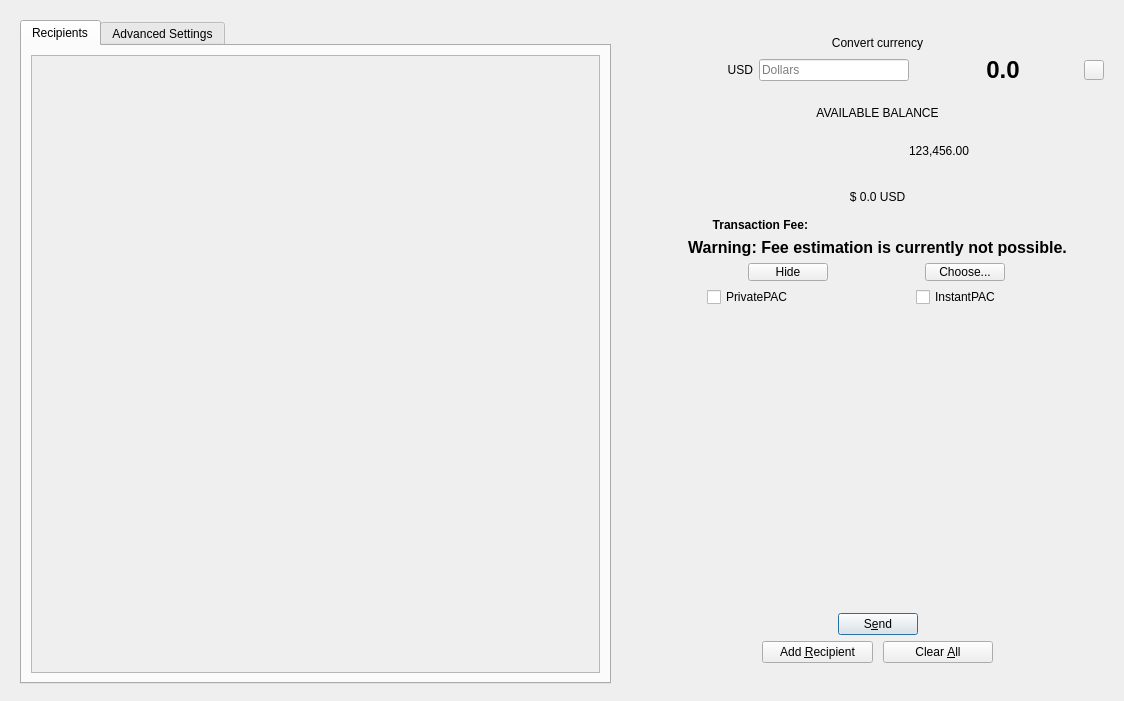
Old version of the form src/qt/forms/sendcoinsdialog.ui in the repository CryptoMx/PAC.
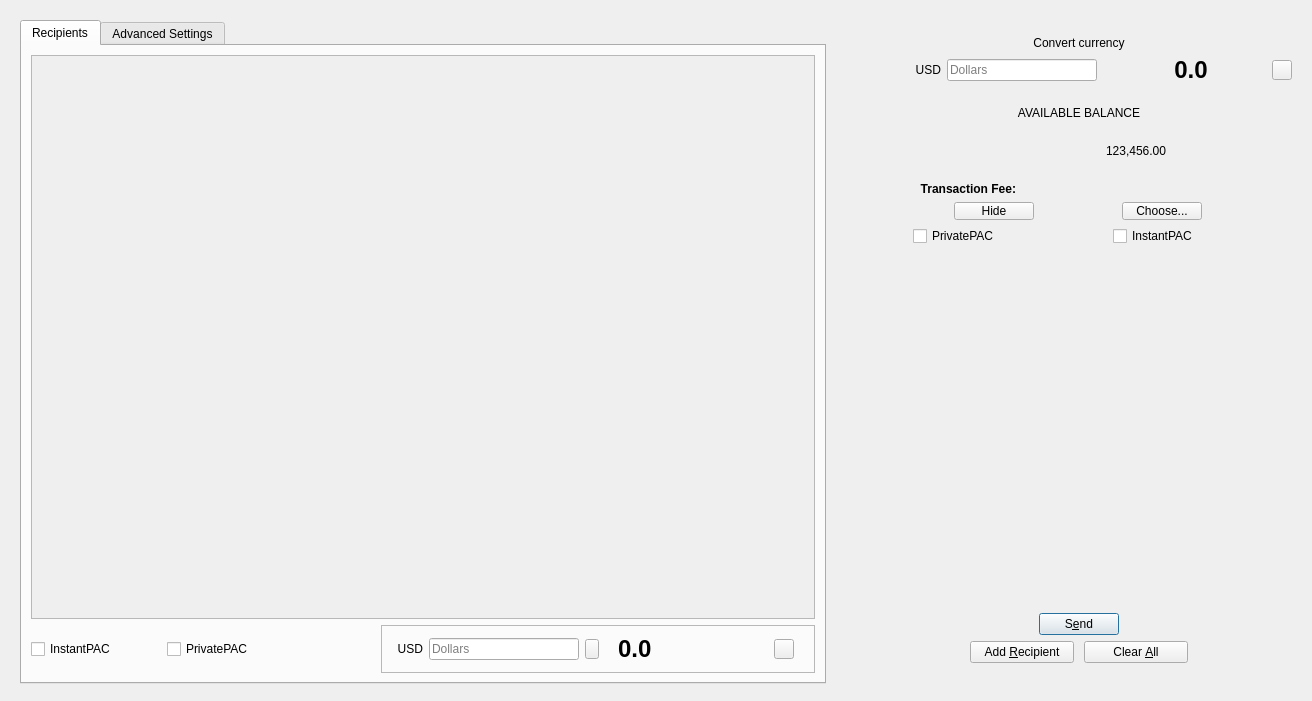
New version of the form. The open tabs and pages were chosen to show the change. Icons and pictures are not drawn. Custom widgets are drawn as their Qt base class.

Commit message:
Convert currency tool layout modified
Also copy converted pac button now it works.

Diff of the .ui file:
```diff
--- a/src/qt/forms/sendcoinsdialog.ui
+++ b/src/qt/forms/sendcoinsdialog.ui
@@ -6,7 +6,7 @@
    <rect>
     <x>0</x>
     <y>0</y>
-    <width>1124</width>
+    <width>1312</width>
     <height>701</height>
    </rect>
   </property>
@@ -66,8 +66,8 @@
                 <rect>
                  <x>0</x>
                  <y>0</y>
-                 <width>567</width>
-                 <height>614</height>
+                 <width>784</width>
+                 <height>562</height>
                 </rect>
                </property>
                <layout class="QVBoxLayout" name="verticalLayout_2" stretch="0,1">
@@ -107,6 +107,334 @@
               </widget>
              </widget>
             </item>
+            <item>
+             <layout class="QHBoxLayout" name="horizontalLayout_11">
+              <item>
+               <widget class="QCheckBox" name="checkUseInstantSend">
+                <property name="enabled">
+                 <bool>true</bool>
+                </property>
+                <property name="sizePolicy">
+                 <sizepolicy hsizetype="Fixed" vsizetype="Fixed">
+                  <horstretch>0</horstretch>
+                  <verstretch>0</verstretch>
+                 </sizepolicy>
+                </property>
+                <property name="minimumSize">
+                 <size>
+                  <width>130</width>
+                  <height>0</height>
+                 </size>
+                </property>
+                <property name="toolTip">
+                 <string>Instant PAC</string>
+                </property>
+                <property name="text">
+                 <string>InstantPAC</string>
+                </property>
+               </widget>
+              </item>
+              <item>
+               <widget class="QCheckBox" name="checkUsePrivateSend">
+                <property name="sizePolicy">
+                 <sizepolicy hsizetype="Fixed" vsizetype="Fixed">
+                  <horstretch>0</horstretch>
+                  <verstretch>0</verstretch>
+                 </sizepolicy>
+                </property>
+                <property name="minimumSize">
+                 <size>
+                  <width>150</width>
+                  <height>0</height>
+                 </size>
+                </property>
+                <property name="toolTip">
+                 <string>Private PAC</string>
+                </property>
+                <property name="styleSheet">
+                 <string notr="true"/>
+                </property>
+                <property name="text">
+                 <string>PrivatePAC</string>
+                </property>
+                <property name="checked">
+                 <bool>false</bool>
+                </property>
+                <property name="tristate">
+                 <bool>false</bool>
+                </property>
+               </widget>
+              </item>
+              <item>
+               <spacer name="horizontalSpacer_5">
+                <property name="orientation">
+                 <enum>Qt::Horizontal</enum>
+                </property>
+                <property name="sizeType">
+                 <enum>QSizePolicy::Expanding</enum>
+                </property>
+                <property name="sizeHint" stdset="0">
+                 <size>
+                  <width>40</width>
+                  <height>20</height>
+                 </size>
+                </property>
+               </spacer>
+              </item>
+              <item>
+               <widget class="QFrame" name="convertCurrencyFrame">
+                <property name="sizePolicy">
+                 <sizepolicy hsizetype="Expanding" vsizetype="Preferred">
+                  <horstretch>0</horstretch>
+                  <verstretch>0</verstretch>
+                 </sizepolicy>
+                </property>
+                <property name="minimumSize">
+                 <size>
+                  <width>0</width>
+                  <height>0</height>
+                 </size>
+                </property>
+                <property name="toolTip">
+                 <string>This is a currency convertor tool. It will give you an idea of the value of your PAC to usd. It could not be the exact value.</string>
+                </property>
+                <property name="frameShape">
+                 <enum>QFrame::StyledPanel</enum>
+                </property>
+                <property name="frameShadow">
+                 <enum>QFrame::Raised</enum>
+                </property>
+                <property name="class" stdset="0">
+                 <string>containerSmall</string>
+                </property>
+                <layout class="QHBoxLayout" name="horizontalLayout_10">
+                 <property name="leftMargin">
+                  <number>0</number>
+                 </property>
+                 <property name="rightMargin">
+                  <number>5</number>
+                 </property>
+                 <item>
+                  <spacer name="horizontalSpacer_10">
+                   <property name="orientation">
+                    <enum>Qt::Horizontal</enum>
+                   </property>
+                   <property name="sizeType">
+                    <enum>QSizePolicy::Fixed</enum>
+                   </property>
+                   <property name="sizeHint" stdset="0">
+                    <size>
+                     <width>15</width>
+                     <height>20</height>
+                    </size>
+                   </property>
+                  </spacer>
+                 </item>
+                 <item>
+                  <widget class="QLabel" name="label_7">
+                   <property name="sizePolicy">
+                    <sizepolicy hsizetype="Expanding" vsizetype="Preferred">
+                     <horstretch>0</horstretch>
+                     <verstretch>0</verstretch>
+                    </sizepolicy>
+                   </property>
+                   <property name="text">
+                    <string>USD</string>
+                   </property>
+                   <property name="alignment">
+                    <set>Qt::AlignRight|Qt::AlignTrailing|Qt::AlignVCenter</set>
+                   </property>
+                  </widget>
+                 </item>
+                 <item>
+                  <widget class="QLineEdit" name="lineConvertCurrency">
+                   <property name="sizePolicy">
+                    <sizepolicy hsizetype="Fixed" vsizetype="Fixed">
+                     <horstretch>0</horstretch>
+                     <verstretch>0</verstretch>
+                    </sizepolicy>
+                   </property>
+                   <property name="minimumSize">
+                    <size>
+                     <width>150</width>
+                     <height>0</height>
+                    </size>
+                   </property>
+                   <property name="maximumSize">
+                    <size>
+                     <width>150</width>
+                     <height>16777215</height>
+                    </size>
+                   </property>
+                   <property name="placeholderText">
+                    <string>Dollars</string>
+                   </property>
+                   <property name="class" stdset="0">
+                    <string>LineEditSmall</string>
+                   </property>
+                  </widget>
+                 </item>
+                 <item>
+                  <widget class="QPushButton" name="btnChangePacUsd">
+                   <property name="sizePolicy">
+                    <sizepolicy hsizetype="Expanding" vsizetype="Fixed">
+                     <horstretch>0</horstretch>
+                     <verstretch>0</verstretch>
+                    </sizepolicy>
+                   </property>
+                   <property name="minimumSize">
+                    <size>
+                     <width>0</width>
+                     <height>0</height>
+                    </size>
+                   </property>
+                   <property name="maximumSize">
+                    <size>
+                     <width>14</width>
+                     <height>20</height>
+                    </size>
+                   </property>
+                   <property name="styleSheet">
+                    <string notr="true">border-image: url(:/icons/drkblue/tx_inout);</string>
+                   </property>
+                   <property name="text">
+                    <string/>
+                   </property>
+                   <property name="iconSize">
+                    <size>
+                     <width>16</width>
+                     <height>16</height>
+                    </size>
+                   </property>
+                   <property name="class" stdset="0">
+                    <string>QuickButton</string>
+                   </property>
+                  </widget>
+                 </item>
+                 <item>
+                  <widget class="QLabel" name="iconLabelConvertedCurrency">
+                   <property name="sizePolicy">
+                    <sizepolicy hsizetype="Expanding" vsizetype="Preferred">
+                     <horstretch>0</horstretch>
+                     <verstretch>0</verstretch>
+                    </sizepolicy>
+                   </property>
+                   <property name="minimumSize">
+                    <size>
+                     <width>0</width>
+                     <height>0</height>
+                    </size>
+                   </property>
+                   <property name="maximumSize">
+                    <size>
+                     <width>20</width>
+                     <height>20</height>
+                    </size>
+                   </property>
+                   <property name="frameShape">
+                    <enum>QFrame::NoFrame</enum>
+                   </property>
+                   <property name="text">
+                    <string/>
+                   </property>
+                   <property name="pixmap">
+                    <pixmap resource="../dash.qrc">:/icons/bitcoin-32</pixmap>
+                   </property>
+                   <property name="scaledContents">
+                    <bool>true</bool>
+                   </property>
+                   <property name="alignment">
+                    <set>Qt::AlignRight|Qt::AlignTrailing|Qt::AlignVCenter</set>
+                   </property>
+                  </widget>
+                 </item>
+                 <item>
+                  <widget class="QLabel" name="labelConvertionUSD">
+                   <property name="sizePolicy">
+                    <sizepolicy hsizetype="Fixed" vsizetype="Preferred">
+                     <horstretch>0</horstretch>
+                     <verstretch>0</verstretch>
+                    </sizepolicy>
+                   </property>
+                   <property name="minimumSize">
+                    <size>
+                     <width>150</width>
+                     <height>0</height>
+                    </size>
+                   </property>
+                   <property name="maximumSize">
+                    <size>
+                     <width>150</width>
+                     <height>16777215</height>
+                    </size>
+                   </property>
+                   <property name="font">
+                    <font>
+                     <pointsize>18</pointsize>
+                     <weight>75</weight>
+                     <bold>true</bold>
+                    </font>
+                   </property>
+                   <property name="text">
+                    <string>0.0</string>
+                   </property>
+                   <property name="alignment">
+                    <set>Qt::AlignLeading|Qt::AlignLeft|Qt::AlignVCenter</set>
+                   </property>
+                   <property name="textInteractionFlags">
+                    <set>Qt::LinksAccessibleByMouse|Qt::TextSelectableByMouse</set>
+                   </property>
+                  </widget>
+                 </item>
+                 <item>
+                  <widget class="QPushButton" name="copyPacs">
+                   <property name="sizePolicy">
+                    <sizepolicy hsizetype="Expanding" vsizetype="Fixed">
+                     <horstretch>0</horstretch>
+                     <verstretch>0</verstretch>
+                    </sizepolicy>
+                   </property>
+                   <property name="maximumSize">
+                    <size>
+                     <width>20</width>
+                     <height>20</height>
+                    </size>
+                   </property>
+                   <property name="toolTip">
+                    <string>Copy PACs</string>
+                   </property>
+                   <property name="styleSheet">
+                    <string notr="true">border-image: url(:/icons/drkblue/editcopy);</string>
+                   </property>
+                   <property name="text">
+                    <string/>
+                   </property>
+                   <property name="class" stdset="0">
+                    <string>QuickButton</string>
+                   </property>
+                  </widget>
+                 </item>
+                 <item>
+                  <spacer name="horizontalSpacer_11">
+                   <property name="orientation">
+                    <enum>Qt::Horizontal</enum>
+                   </property>
+                   <property name="sizeType">
+                    <enum>QSizePolicy::Fixed</enum>
+                   </property>
+                   <property name="sizeHint" stdset="0">
+                    <size>
+                     <width>15</width>
+                     <height>20</height>
+                    </size>
+                   </property>
+                  </spacer>
+                 </item>
+                </layout>
+               </widget>
+              </item>
+             </layout>
+            </item>
            </layout>
           </widget>
           <widget class="QWidget" name="tabWidgetPage2">
@@ -2235,76 +2563,6 @@
             </item>
            </layout>
           </item>
-          <item row="14" column="0">
-           <spacer name="verticalSpacer_7">
-            <property name="orientation">
-             <enum>Qt::Vertical</enum>
-            </property>
-            <property name="sizeType">
-             <enum>QSizePolicy::Fixed</enum>
-            </property>
-            <property name="sizeHint" stdset="0">
-             <size>
-              <width>453</width>
-              <height>13</height>
-             </size>
-            </property>
-           </spacer>
-          </item>
-          <item row="4" column="0">
-           <widget class="QLabel" name="labelAvailableUSD">
-            <property name="sizePolicy">
-             <sizepolicy hsizetype="Preferred" vsizetype="Fixed">
-              <horstretch>0</horstretch>
-              <verstretch>0</verstretch>
-             </sizepolicy>
-            </property>
-            <property name="minimumSize">
-             <size>
-              <width>0</width>
-              <height>30</height>
-             </size>
-            </property>
-            <property name="text">
-             <string>$ 0.0 USD</string>
-            </property>
-            <property name="alignment">
-             <set>Qt::AlignCenter</set>
-            </property>
-            <property name="class" stdset="0">
-             <string>usdLabel</string>
-            </property>
-           </widget>
-          </item>
-          <item row="7" column="0">
-           <widget class="QLabel" name="fallbackFeeWarningLabel">
-            <property name="sizePolicy">
-             <sizepolicy hsizetype="Preferred" vsizetype="Fixed">
-              <horstretch>0</horstretch>
-              <verstretch>0</verstretch>
-             </sizepolicy>
-            </property>
-            <property name="font">
-             <font>
-              <pointsize>12</pointsize>
-              <weight>75</weight>
-              <bold>true</bold>
-             </font>
-            </property>
-            <property name="toolTip">
-             <string>Using the fallbackfee can result in sending a transaction that will take several hours or days (or never) to confirm. Consider choosing your fee manually or wait until your have validated the complete chain.</string>
-            </property>
-            <property name="text">
-             <string>Warning: Fee estimation is currently not possible.</string>
-            </property>
-            <property name="alignment">
-             <set>Qt::AlignCenter</set>
-            </property>
-            <property name="wordWrap">
-             <bool>true</bool>
-            </property>
-           </widget>
-          </item>
          </layout>
         </item>
        </layout>
```
Left out of the diff: 4 changed lines with no effect on the pictures. The commit also changes 3 other files.
